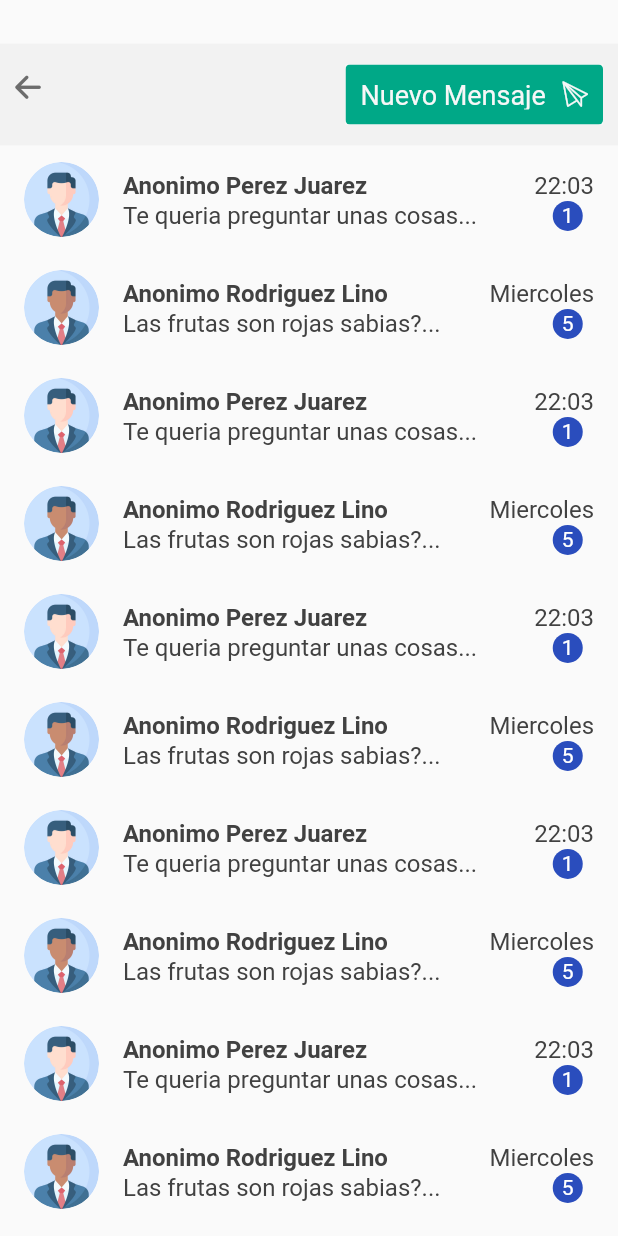
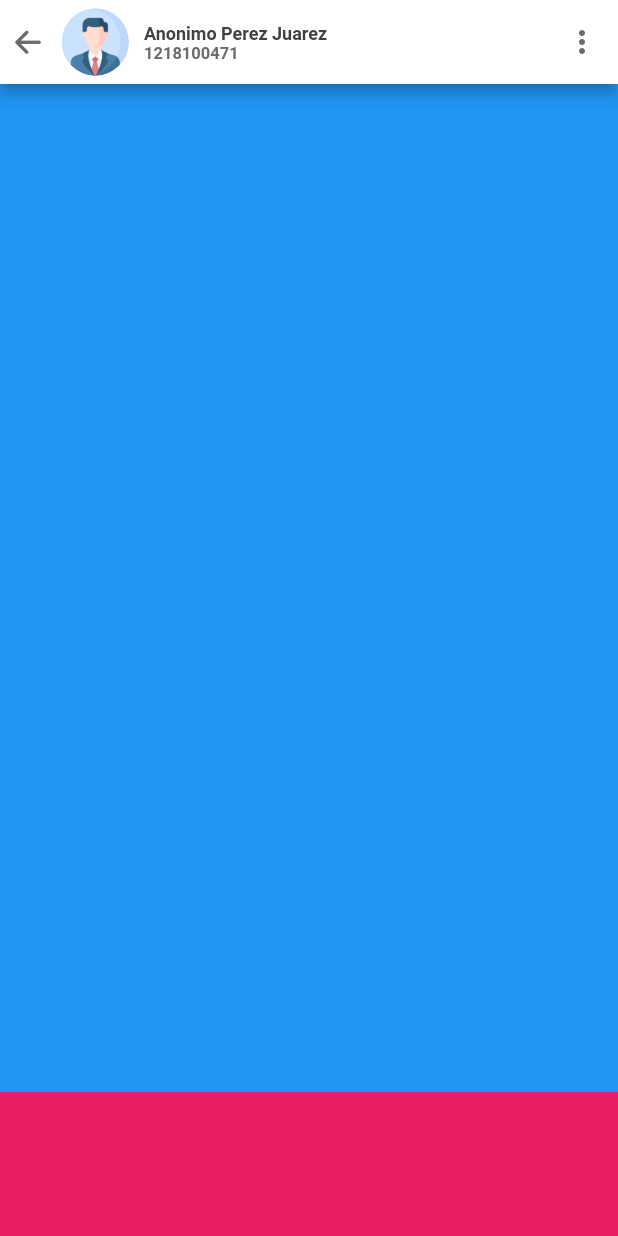
Before and after one commit to Gerbo67/siga_app, a Flutter app: the HomeClass screen opened by its route, after a tap on "Anonimo Perez Juarez", on a phone screen of 412 x 824 dp. Run offline on Flutter 3.47's test engine with Material 2 defaults, Android fonts, the phone set to English and light mode, and no system bars.

Commit message:
v4.1b Conexion con DetalleMensaje, Botones mejorados

```diff
--- a/lib/models/buzon/mensaje_model.dart
+++ b/lib/models/buzon/mensaje_model.dart
@@ -4,6 +4,25 @@ class MensajeModel {
   final String contenido;
   final String hora;
   final String nuevos;
+  final int numControl;
 
-  MensajeModel({this.imagen, this.nombre, this.contenido,this.hora,this.nuevos});
+  MensajeModel({this.imagen, this.nombre, this.contenido,this.hora,this.nuevos,this.numControl});
 }
+
+MensajeModel mensaje1 = MensajeModel(
+    imagen: 'Perfil',
+    nombre: 'Anonimo Perez Juarez',
+    hora: '22:03',
+    contenido: 'Te queria preguntar unas cosas...',
+    nuevos: '1',
+    numControl: 1218100471
+);
+
+MensajeModel mensaje2 = MensajeModel(
+    imagen: 'Perfil2',
+    nombre: 'Anonimo Rodriguez Lino',
+    hora: 'Miercoles',
+    contenido: 'Las frutas son rojas sabias?...',
+    nuevos: '5',
+    numControl: 1218100472
+);
--- a/lib/screens/buzon/AppBarCustom.dart
+++ b/lib/screens/buzon/AppBarCustom.dart
@@ -1,5 +1,6 @@
 import 'package:flutter/cupertino.dart';
 import 'package:flutter/material.dart';
+import 'package:flutter/widgets.dart';
 import 'package:siga_app/properties/MyColors.dart';
 import 'package:siga_app/properties/MyIcons.dart';
 
@@ -16,8 +17,7 @@ Widget CustomAppBar(context) {
             GestureDetector(
                 onTap: () => Navigator.pushNamed(context, 'principal'),
                 child: Container(
-                  padding: EdgeInsets.only(right: 20, top: 10, bottom: 20),
-                  child: Icon(IconDesing.salida, color: BlackIcon, size: 16),
+                  child: IconButton(icon: Icon(IconDesing.salida, color: BlackIcon, size: 16),alignment: Alignment.centerLeft),
                 )),
             Center(
               child: Material(
--- a/lib/screens/buzon/Buzon.dart
+++ b/lib/screens/buzon/Buzon.dart
@@ -9,21 +9,8 @@ import 'Mensaje.dart';
 
 Widget Buzon() {
 
-  MensajeModel mensaje1 = MensajeModel(
-    imagen: 'Perfil',
-    nombre: 'Anonimo Perez Juarez',
-    hora: '22:03',
-    contenido: 'Te queria preguntar unas cosas...',
-    nuevos: '1'
-  );
 
-  MensajeModel mensaje2 = MensajeModel(
-      imagen: 'Perfil2',
-      nombre: 'Anonimo Rodriguez Lino',
-      hora: 'Miercoles',
-      contenido: 'Las frutas son rojas sabias?...',
-      nuevos: '5'
-  );
+  List<MensajeModel> mensaje = [mensaje1,mensaje2];
 
   return Scaffold(
       resizeToAvoidBottomPadding: false,
@@ -50,16 +37,8 @@ Widget Buzon() {
                 child: ListView(
                   padding: EdgeInsets.zero,
                   children: [
-                    CustomListTile(mensaje1),
-                    CustomListTile(mensaje2),
-                    CustomListTile(mensaje1),
-                    CustomListTile(mensaje2),
-                    CustomListTile(mensaje1),
-                    CustomListTile(mensaje2),
-                    CustomListTile(mensaje1),
-                    CustomListTile(mensaje2),
-                    CustomListTile(mensaje1),
-                    CustomListTile(mensaje2),
+                    for(int i = 0 ; i<mensaje.length;i++)
+                      CustomListTile(mensaje: mensaje[i])
                   ],
                 ),
               ),
--- /dev/null
+++ b/lib/screens/buzon/DetalleMensaje.dart
@@ -0,0 +1,71 @@
+import 'package:flutter/material.dart';
+import 'package:siga_app/models/buzon/mensaje_model.dart';
+import 'package:siga_app/properties/MyColors.dart';
+import 'package:siga_app/properties/MyIcons.dart';
+
+class DetalleMensaje extends StatelessWidget{
+
+  final MensajeModel mensaje;
+
+  DetalleMensaje({this.mensaje});
+
+  @override
+  Widget build(BuildContext context) {
+    return Scaffold(
+      appBar: AppBar(
+       actionsIconTheme: IconThemeData(color: BlackIcon),
+        backgroundColor: Colors.white,
+        leading: IconButton(icon:Icon(IconDesing.salida),color: BlackIcon,iconSize: 16,padding: EdgeInsets.only(left: 10),onPressed: (){
+          Navigator.pushNamed(context, 'buzon');
+        },),
+        leadingWidth: 25,
+        actions: [
+          myPopMenu(),
+        ],
+        title: Row(
+          children: [
+            Container(
+              child: ClipRRect(
+                borderRadius: BorderRadius.circular(50),
+                child: Image(image: AssetImage('assets/images/'+mensaje.imagen+'.jpg')),
+              ),
+              width: 45,
+              height: 45,
+              margin: EdgeInsets.only(right: 10),
+            ),
+            Container(
+              height: 25,
+              child: Column(
+                mainAxisAlignment: MainAxisAlignment.spaceBetween,
+              children: [
+                Container(width: 200,child: Text(mensaje.nombre,style: TextStyle(fontWeight: FontWeight.bold,fontSize: 12,color: LetrasColor)),),
+                Container(width: 200,child: Text("${mensaje.numControl}",style: TextStyle(fontWeight: FontWeight.bold,fontSize: 11,color: BlackIcon))),
+
+              ],
+            ),)
+          ],
+        ),
+      ),
+      body: Column(
+        children: [
+          Expanded(flex:7,child: Container(color:Colors.blue)),
+          Expanded(flex:1,child: Container(color:Colors.pink))
+        ],
+      ),
+    );
+  }
+
+}
+
+Widget myPopMenu() {
+  return PopupMenuButton(
+      onSelected: (value) {},
+      itemBuilder: (context) => [
+        PopupMenuItem(
+          height: 35,
+          value: 1,
+          child: Text('Reportar',
+              style: TextStyle(color: IconColor, fontSize: 15)),
+        ),
+      ]);
+}
--- a/lib/screens/buzon/Mensaje.dart
+++ b/lib/screens/buzon/Mensaje.dart
@@ -1,11 +1,21 @@
 import 'package:flutter/material.dart';
 import 'package:siga_app/models/buzon/mensaje_model.dart';
 import 'package:siga_app/properties/MyColors.dart';
+import 'package:siga_app/screens/buzon/DetalleMensaje.dart';
 
-Widget CustomListTile(MensajeModel mensaje) {
+
+class CustomListTile extends StatelessWidget{
+  final MensajeModel mensaje;
+
+  CustomListTile({this.mensaje});
+
+  @override
+  Widget build(BuildContext context) {
     return ListTile(
       onTap: (){
-      print('hola');
+        Navigator.push(context, MaterialPageRoute(builder: (context){
+        return DetalleMensaje(mensaje: mensaje);
+        }));
       },
       leading: Container(
         child: ClipRRect(
@@ -55,3 +65,5 @@ Widget CustomListTile(MensajeModel mensaje) {
       ),
     );
   }
+
+}
```
Lines whose indentation alone changed are shown as unchanged.
